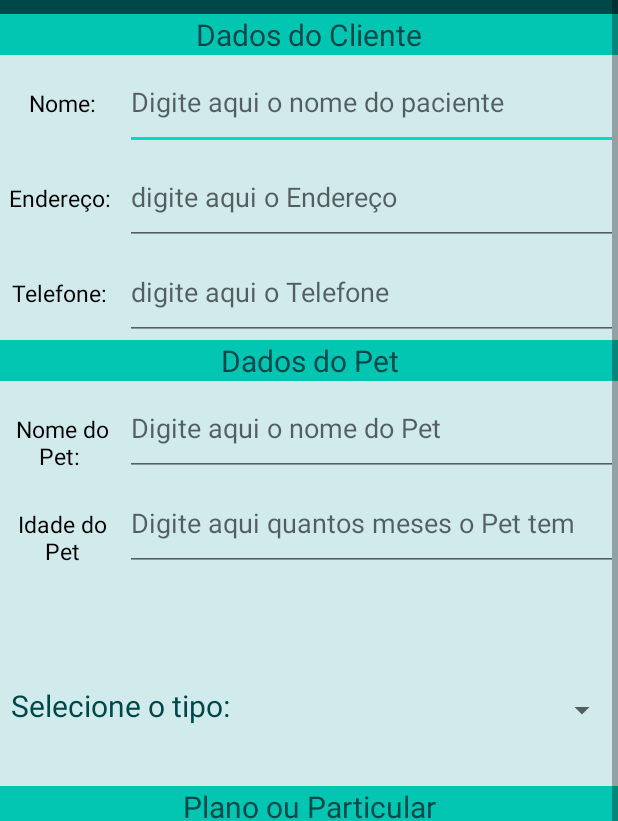
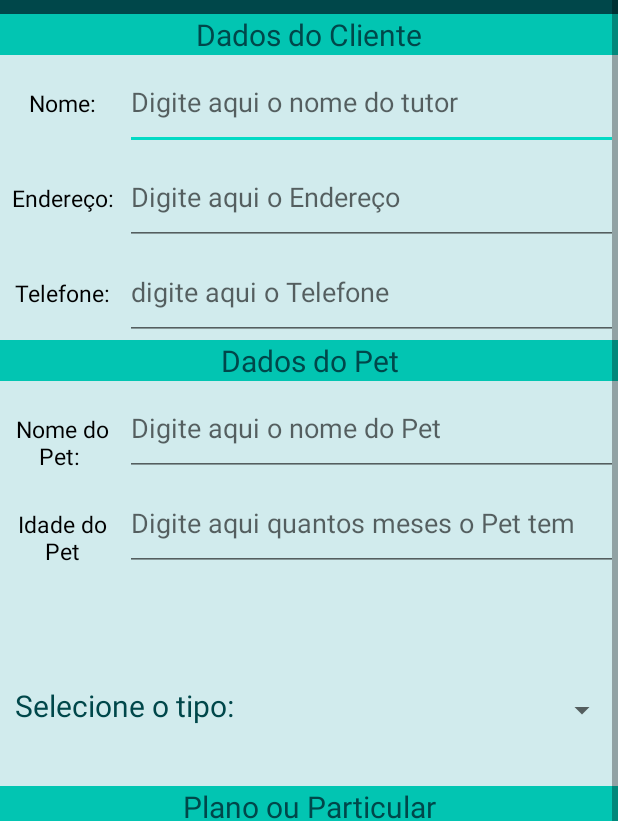
Before and after one commit to juniorcramos/Consultas-Clinica-Visao, an Android app: the activity_cadastrar_cliente screen opened directly, with no data from a screen before it, on a phone screen of 412 x 824 dp. Shown: the part 151-972 px from the top of the screen. Run offline under Robolectric (Android 15) with nearby library versions, the phone set to English and light mode, and no system bars.

Commit message:
Inserção de Inglês e Espanhol como traduções.

```diff
--- a/app/src/main/java/junior/ramos/consultas/MainActivity.java
+++ b/app/src/main/java/junior/ramos/consultas/MainActivity.java
@@ -37,5 +37,4 @@ public class MainActivity extends AppCompatActivity {
             }
         });
     }
-
 }
--- a/app/src/main/java/junior/ramos/consultas/activity_Visualizar_cadastro.java
+++ b/app/src/main/java/junior/ramos/consultas/activity_Visualizar_cadastro.java
@@ -16,6 +16,5 @@ public class activity_Visualizar_cadastro extends AppCompatActivity {
 
         lvTipos = findViewById(R.id.lvCadastros);
         btnAdicionar = findViewById(R.id.btAdicionar);
-
     }
 }
--- a/app/src/main/java/junior/ramos/consultas/activity_cadastrar_cliente.java
+++ b/app/src/main/java/junior/ramos/consultas/activity_cadastrar_cliente.java
@@ -20,8 +20,6 @@ public class activity_cadastrar_cliente extends AppCompatActivity {
     protected void onCreate(Bundle savedInstanceState) {
         super.onCreate(savedInstanceState);
         setContentView(R.layout.activity_cadastrar_cliente);
-
-
     }
 
 }
--- a/app/src/main/res/layout/activity_cadastrar_cliente.xml
+++ b/app/src/main/res/layout/activity_cadastrar_cliente.xml
@@ -65,22 +65,23 @@
                     <TextView
                         android:layout_width="83dp"
                         android:layout_height="wrap_content"
-                        android:text="Nome:"
+                        android:text="@string/nome"
                         android:textAlignment="center"
                         android:textColor="@color/black"
-                        android:textSize="15dp">
+                        android:textSize="15sp">
 
                     </TextView>
 
                     <EditText
                         android:id="@+id/editTextTextPersonName"
-                        android:layout_width="match_parent"
+                        android:layout_width="0dp"
                         android:layout_height="match_parent"
                         android:layout_weight="1"
                         android:ems="10"
-                        android:hint="Digite aqui o nome do paciente"
+                        android:hint="@string/digite_aqui_o_nome_do_paciente"
                         android:inputType="textPersonName"
-                        android:singleLine="false" />
+                        android:singleLine="false"
+                        android:autofillHints="" />
                 </LinearLayout>
 
 
@@ -92,10 +93,10 @@
                     <TextView
                         android:layout_width="83dp"
                         android:layout_height="wrap_content"
-                        android:text="Endereço: "
+                        android:text="@string/endereco"
                         android:textAlignment="center"
                         android:textColor="@color/black"
-                        android:textSize="15dp">
+                        android:textSize="15sp">
 
                     </TextView>
 
@@ -105,7 +106,7 @@
                         android:layout_height="match_parent"
                         android:layout_weight="1"
                         android:ems="10"
-                        android:hint="digite aqui o Endereço"
+                        android:hint="@string/digite_aqui_o_endereco"
                         android:inputType="text" />
                 </LinearLayout>
 
@@ -117,10 +118,10 @@
                     <TextView
                         android:layout_width="83dp"
                         android:layout_height="wrap_content"
-                        android:text="Telefone: "
+                        android:text="@string/telefone"
                         android:textAlignment="center"
                         android:textColor="@color/black"
-                        android:textSize="15dp">
+                        android:textSize="15sp">
 
                     </TextView>
 
@@ -130,7 +131,7 @@
                         android:layout_height="match_parent"
                         android:layout_weight="1"
                         android:ems="10"
-                        android:hint="digite aqui o Telefone"
+                        android:hint="@string/digite_aqui_o_telefone"
                         android:inputType="phone" />
                 </LinearLayout>
 
@@ -139,10 +140,10 @@
                     android:layout_width="match_parent"
                     android:layout_height="wrap_content"
                     android:background="@color/corMedia"
-                    android:text="Dados do Pet"
+                    android:text="@string/dados_do_pet"
                     android:textAlignment="center"
                     android:textColor="@color/corDeFundoEscura"
-                    android:textSize="20dp" />
+                    android:textSize="20sp" />
 
                 <LinearLayout
                     android:layout_width="match_parent"
@@ -211,10 +212,10 @@
                         android:id="@+id/textView3"
                         android:layout_width="166dp"
                         android:layout_height="40dp"
-                        android:text="Selecione o tipo: "
+                        android:text="@string/selecione_o_tipo"
                         android:textAlignment="center"
                         android:textColor="@color/corDeFundoEscura"
-                        android:textSize="20dp" />
+                        android:textSize="20sp" />
 
                     <Spinner
                         android:id="@+id/spTipos"
@@ -236,7 +237,7 @@
                         android:layout_width="match_parent"
                         android:layout_height="wrap_content"
                         android:background="@color/corMedia"
-                        android:text="Plano ou Particular"
+                        android:text="@string/plano_ou_particular"
                         android:textAlignment="center"
                         android:textColor="@color/corDeFundoEscura"
                         android:textSize="20dp" />
@@ -279,7 +280,7 @@
                         android:layout_width="match_parent"
                         android:layout_height="wrap_content"
                         android:background="@color/corMedia"
-                        android:text="Termo de Responsabilidade"
+                        android:text="@string/termo_de_responsabilidade"
                         android:textAlignment="center"
                         android:textColor="@color/corDeFundoEscura"
                         android:textSize="20dp" />
--- a/app/src/main/res/layout/activity_visualizar_cadastro.xml
+++ b/app/src/main/res/layout/activity_visualizar_cadastro.xml
@@ -11,7 +11,8 @@
         android:layout_width="match_parent"
         android:layout_height="600dp"
         tools:layout_editor_absoluteX="1dp"
-        tools:layout_editor_absoluteY="1dp" />
+        tools:layout_editor_absoluteY="1dp"
+        tools:ignore="MissingConstraints" />
 
     <Button
         android:id="@+id/btAdicionar"
@@ -22,5 +23,6 @@
         android:textColor="@color/cardview_light_background"
         android:textSize="25dp"
         tools:layout_editor_absoluteX="-16dp"
-        tools:layout_editor_absoluteY="625dp" />
+        tools:layout_editor_absoluteY="625dp"
+        tools:ignore="MissingConstraints" />
 </android.support.constraint.ConstraintLayout>
--- a/app/src/main/res/values/strings.xml
+++ b/app/src/main/res/values/strings.xml
@@ -1,7 +1,7 @@
 <resources>
     <string name="app_name">Consultas</string>
-    <string name="title_activity_agendar_consultas">AgendarConsultas</string>
-    <string name="large_text">
+    <string name="title_activity_agendar_consultas">Agendar Consultas</string>
+    <string name="large_text" translatable="false">
         "Material is the metaphor.\n\n"
 
         "A material metaphor is the unifying theory of a rationalized space and a system of motion."
@@ -93,4 +93,19 @@
     <string name="action_settings">Settings</string>
     <string name="editTextIdade">Digite aqui a idade do pet</string>
     <string name="Aceite">Abaixo, marque as opção pelos meios de comunicação que você gostaria de receber nossas informações diárias a respeito de promoções,informações sobre seu pet caso ele fique sob nossos cuidados, entre outros avisos.</string>
+    <string name="clinica_pet_libra">Clinica Pet Libra</string>
+    <string name="selecione_abaixo_a_op_o_desejada">Selecione abaixo a opção desejada</string>
+    <string name="visualizar_cadastros">Visualizar cadastros</string>
+    <string name="cadastrar_cliente">Cadastrar Cliente</string>
+    <string name="selecione_abaixo_a_opcao_desejada">Selecione abaixo a opção desejada</string>
+    <string name="nome">Nome:</string>
+    <string name="endereco">Endereço:</string>
+    <string name="digite_aqui_o_endereco">Digite aqui o Endereço</string>
+    <string name="digite_aqui_o_nome_do_paciente">Digite aqui o nome do tutor</string>
+    <string name="telefone">Telefone:</string>
+    <string name="digite_aqui_o_telefone">digite aqui o Telefone</string>
+    <string name="dados_do_pet">Dados do Pet</string>
+    <string name="selecione_o_tipo">Selecione o tipo:</string>
+    <string name="plano_ou_particular">Plano ou Particular</string>
+    <string name="termo_de_responsabilidade">Termo de Responsabilidade</string>
 </resources>
```
Also changed, not shown: app/src/main/res/layout/activity_main.xml (+10 -10 lines), 3 other files.
